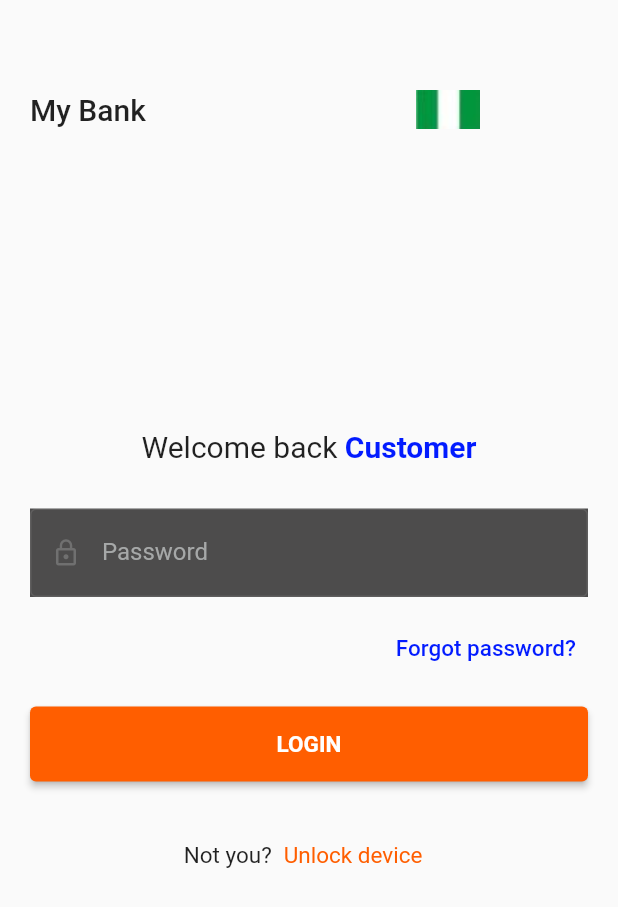
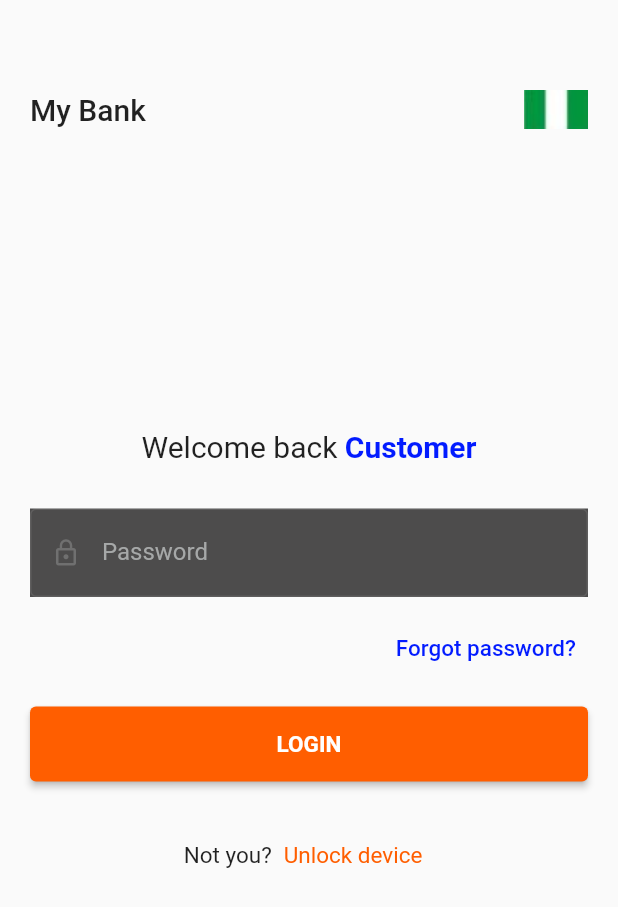
Before and after one commit to Obainho/MobileApp_UI, a Flutter app: the LoginPage screen opened directly, on a phone screen of 412 x 824 dp. Shown: the top 907 px of the screen. Run offline on Flutter 3.47's test engine with Material 2 defaults, Android fonts, the light colour scheme and no system bars; our stand-ins replace google_fonts; missing offline and left inert: image_picker_for_web; statements that could not run were skipped.

Commit message:
Add files via upload

```diff
--- a/lib/pages/login.dart
+++ b/lib/pages/login.dart
@@ -27,7 +27,7 @@ class _LoginPageState extends State<LoginPage> {
             bottom: 30,
           ),
           children: [
-            Row(
+            Row(mainAxisAlignment: MainAxisAlignment.spaceBetween,
               children: [
                 Text(
                   'My Bank',
@@ -37,7 +37,6 @@ class _LoginPageState extends State<LoginPage> {
                     // color: Colors.white,
                   ),
                 ),
-                const SizedBox(width: 180),
                 const Image(
                   image: AssetImage(
                     'Assets/Images/flag.jpg',
```
